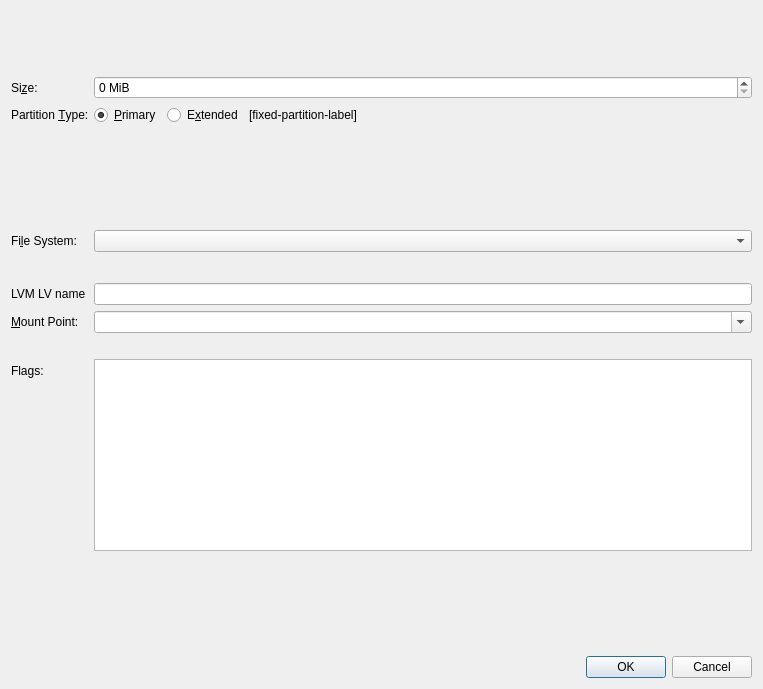
This is src/modules/partition/gui/CreatePartitionDialog.ui in calamares/calamares as Qt 5 draws it before an edit. The edited form follows.
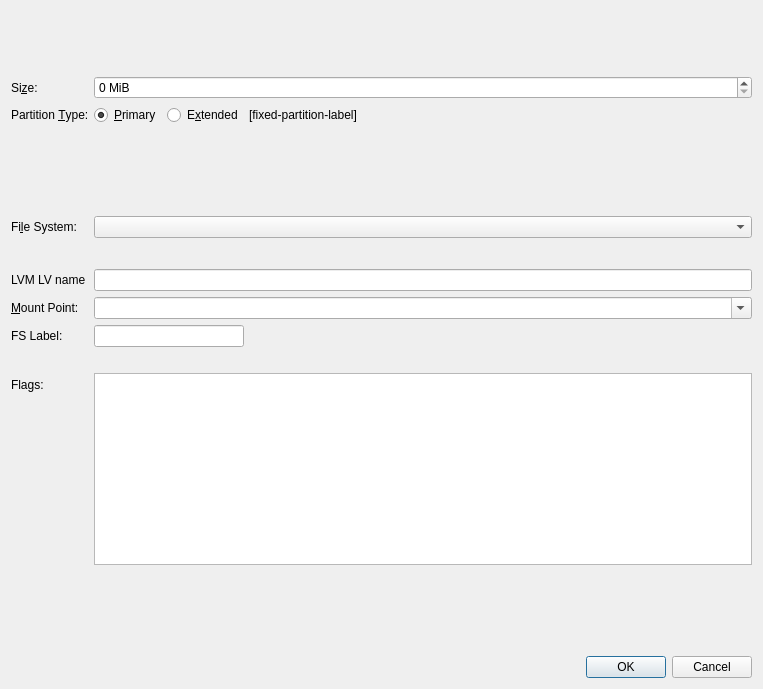
This is the edited form. Custom widgets are drawn as their Qt base class.

Commit message:
Allow users to set/edit filesystem labels.
When creating or editing a new formatted partition, allow
to set a filesystem label (16 chars maximum). Modify
the KPMHelpers to accept it as a new parameter. Partitions
created by default may get a meaningful label too.

Patch:
```diff
--- a/src/modules/partition/gui/CreatePartitionDialog.ui
+++ b/src/modules/partition/gui/CreatePartitionDialog.ui
@@ -130,10 +130,10 @@
      <item row="3" column="1">
       <widget class="QComboBox" name="fsComboBox"/>
      </item>
-     <item row="4" column="1">
-      <widget class="EncryptWidget" name="encryptWidget" native="true"/>
-     </item>
      <item row="5" column="1">
+      <widget class="EncryptWidget" name="encryptWidget" native="true"/>
+     </item>
+     <item row="6" column="1">
       <spacer name="verticalSpacer_2">
        <property name="orientation">
         <enum>Qt::Vertical</enum>
@@ -149,17 +149,17 @@
        </property>
       </spacer>
      </item>
-     <item row="6" column="0">
+     <item row="7" column="0">
       <widget class="QLabel" name="lvNameLabel">
        <property name="text">
         <string>LVM LV name</string>
        </property>
       </widget>
      </item>
-     <item row="6" column="1">
+     <item row="7" column="1">
       <widget class="QLineEdit" name="lvNameLineEdit"/>
      </item>
-     <item row="7" column="0">
+     <item row="8" column="0">
       <widget class="QLabel" name="mountPointLabel">
        <property name="text">
         <string>&amp;Mount Point:</string>
@@ -169,7 +169,7 @@
        </property>
       </widget>
      </item>
-     <item row="7" column="1">
+     <item row="8" column="1">
       <widget class="QComboBox" name="mountPointComboBox">
        <property name="editable">
         <bool>true</bool>
@@ -179,21 +179,21 @@
        </property>
       </widget>
      </item>
-     <item row="8" column="1">
+     <item row="10" column="1">
       <widget class="QLabel" name="labelMountPoint">
        <property name="text">
         <string/>
        </property>
       </widget>
      </item>
-     <item row="9" column="0">
+     <item row="11" column="0">
       <widget class="QLabel" name="label_3">
        <property name="text">
         <string>Flags:</string>
        </property>
       </widget>
      </item>
-     <item row="9" column="1">
+     <item row="11" column="1">
       <widget class="QListWidget" name="m_listFlags">
        <property name="alternatingRowColors">
         <bool>true</bool>
@@ -206,7 +206,7 @@
        </property>
       </widget>
      </item>
-     <item row="10" column="0">
+     <item row="12" column="0">
       <spacer name="verticalSpacer">
        <property name="orientation">
         <enum>Qt::Vertical</enum>
@@ -219,6 +219,29 @@
        </property>
       </spacer>
      </item>
+     <item row="9" column="1">
+      <widget class="QLineEdit" name="filesystemLabelEdit">
+       <property name="maximumSize">
+        <size>
+         <width>150</width>
+         <height>16777215</height>
+        </size>
+       </property>
+       <property name="toolTip">
+        <string>Label for the filesystem</string>
+       </property>
+       <property name="maxLength">
+        <number>16</number>
+       </property>
+      </widget>
+     </item>
+     <item row="9" column="0">
+      <widget class="QLabel" name="label_4">
+       <property name="text">
+        <string>FS Label:</string>
+       </property>
+      </widget>
+     </item>
     </layout>
    </item>
    <item>
```
The commit also changes 7 other files.
